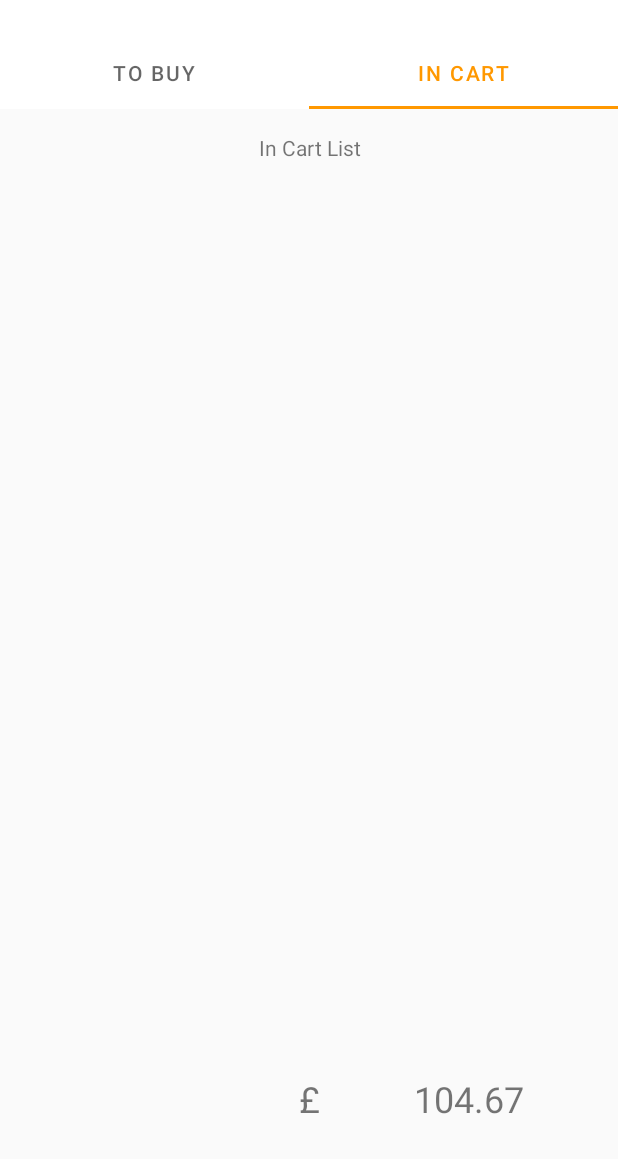
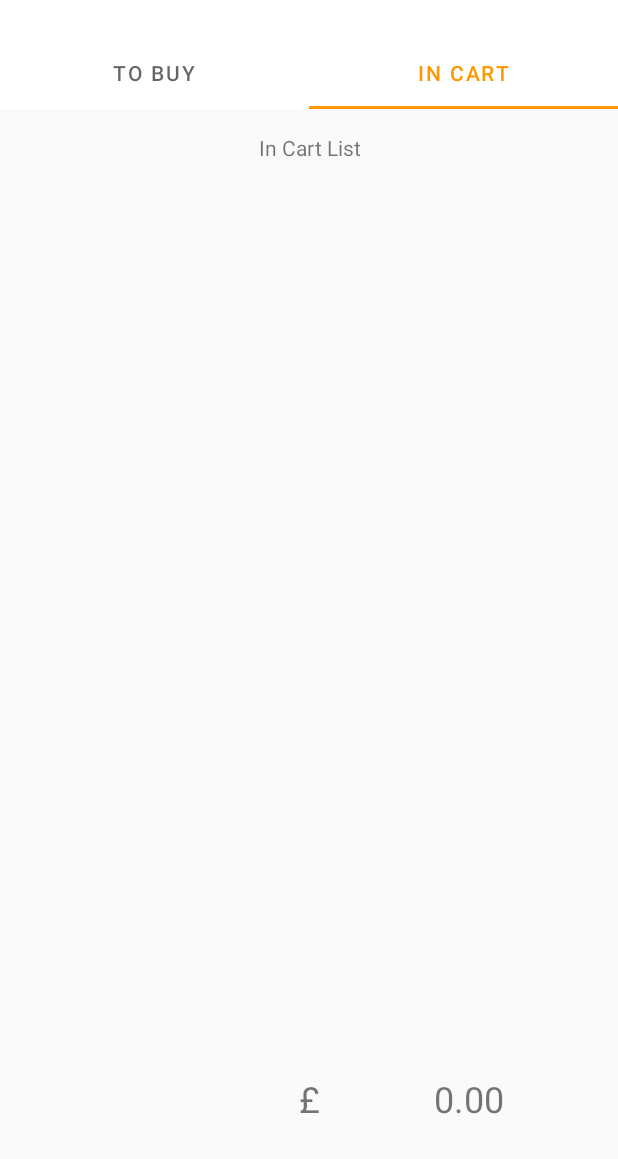
Before and after one commit to alexandrabagi/ListItUp, an Android app: the ShoppingListFragment screen opened directly, with no data from a screen before it, tab 2 chosen, on a phone screen of 412 x 824 dp, the part 77-1236 px from its top. Run offline under Robolectric (Android 15) with nearby library versions, the phone set to English and light mode, and no system bars; our stand-ins replace Room's generated code.

Commit message:
Counting prices in cart

```diff
--- a/app/src/main/java/com/bignerdranch/android/listitup/fragments/CartListFragment.java
+++ b/app/src/main/java/com/bignerdranch/android/listitup/fragments/CartListFragment.java
@@ -3,6 +3,7 @@ package com.bignerdranch.android.listitup.fragments;
 import android.content.Context;
 import android.content.Intent;
 import android.os.Bundle;
+import android.util.Log;
 import android.view.LayoutInflater;
 import android.view.View;
 import android.view.ViewGroup;
@@ -22,6 +23,7 @@ import com.bignerdranch.android.listitup.activities.ItemPagerActivity;
 import com.bignerdranch.android.listitup.room.Item;
 import com.bignerdranch.android.listitup.room.ItemVM;
 
+import java.text.DecimalFormat;
 import java.util.List;
 import java.util.Observable;
 import java.util.Observer;
@@ -35,6 +37,7 @@ import static com.bignerdranch.android.listitup.activities.ItemPagerActivity.EXT
 public class CartListFragment extends Fragment implements Observer {
 
     public static final String ARG_OBJECT = "object";
+    private static final String TAG = "price";
 
     @Override
     public void update(Observable o, Object arg) {
@@ -46,8 +49,12 @@ public class CartListFragment extends Fragment implements Observer {
     private RecyclerView mItemRecyclerView;
     private TextView testText;
     private int tabPosition;
+    private TextView mPriceText;
+    private float totalPrice;
 
     private ItemVM mItemVM;
+
+    private DecimalFormat decimalFormat;
 
     @Override
     public void onCreate(Bundle savedInstanceState) {
@@ -60,7 +67,12 @@ public class CartListFragment extends Fragment implements Observer {
     public View onCreateView(LayoutInflater inflater, ViewGroup container,
                              Bundle savedInstanceState) {
 
+        Log.d(TAG, "CartListFragment onCreateView was called");
         View view = inflater.inflate(R.layout.fragment_cartlist, container, false);
+
+        decimalFormat = new DecimalFormat("0.00");
+
+        mPriceText = view.findViewById(R.id.price_text);
 
         mAdapter = new CartItemAdapter(getActivity());
 
@@ -72,14 +84,27 @@ public class CartListFragment extends Fragment implements Observer {
 //                mAdapter.setItems(shopItems);
 //            }
 //        });
-        mItemVM.getAllCartItems().observe(getViewLifecycleOwner(), shopItems -> mAdapter.setItems(shopItems));
+//        mItemVM.getAllCartItems().observe(getViewLifecycleOwner(), cartItems -> {
+//            mAdapter.setItems(cartItems);
+//            for (Item item : cartItems) {
+//                totalPrice += item.getPrice();
+//                Log.d(TAG, "Item price: " + item.getPrice());
+//                Log.d(TAG, "Total price: " + totalPrice);
+//            }
+//            mPriceText = view.findViewById(R.id.price_text);
+//            mPriceText.setText(decimalFormat.format(totalPrice));
+//            Log.d(TAG, "Total price set");
+//        });
+        updateUI();
+
+
 
         return view;
     }
 
     @Override
     public void onViewCreated(@NonNull View view, @Nullable Bundle savedInstanceState) {
-        System.out.println("ShoppingListFragment onViewCreated was called");
+        Log.d(TAG, "CartListFragment onViewCreated was called");
 
         mItemRecyclerView = view.findViewById(R.id.items_recycler_view);
         mItemRecyclerView.setLayoutManager(new LinearLayoutManager(getActivity()));
@@ -91,7 +116,6 @@ public class CartListFragment extends Fragment implements Observer {
         } else {
             testText.setText("To Buy List");
         }
-        System.out.println("ShoppingListFragment onCreateView was called");
 
         updateUI();
 
@@ -105,7 +129,19 @@ public class CartListFragment extends Fragment implements Observer {
         updateUI();
     }
 
-    private void updateUI() {}
+    private void updateUI() {
+        mItemVM.getAllCartItems().observe(getViewLifecycleOwner(), cartItems -> {
+            totalPrice = 0.00f;
+            mAdapter.setItems(cartItems);
+            for (Item item : cartItems) {
+                totalPrice += (item.getPrice() * item.getQuantity());
+                Log.d(TAG, "Item price: " + item.getPrice());
+                Log.d(TAG, "Total price: " + totalPrice);
+            }
+            mPriceText.setText(decimalFormat.format(totalPrice));
+            Log.d(TAG, "Total price set");
+        });
+    }
 
 
 
@@ -117,6 +153,7 @@ public class CartListFragment extends Fragment implements Observer {
         private TextView itemName;
         private TextView shopName;
         private TextView quantity;
+        private TextView price;
 
         public CartItemHolder(LayoutInflater inflater, ViewGroup parent) {
             super(inflater.inflate(R.layout.list_item, parent, false));
@@ -124,6 +161,7 @@ public class CartListFragment extends Fragment implements Observer {
             mThingNo = itemView.findViewById(R.id.no_item);
             shopName = itemView.findViewById(R.id.where_item);
             quantity = itemView.findViewById(R.id.quantity_item);
+            price = itemView.findViewById(R.id.price_item);
             itemView.setOnClickListener(this);
         }
 
@@ -134,6 +172,7 @@ public class CartListFragment extends Fragment implements Observer {
             itemName.setText(mItem.getName());
             shopName.setText(mItem.getShopName());
             quantity.setText(Integer.toString(mItem.getQuantity()));
+            price.setText(decimalFormat.format(mItem.getPrice()));
         }
 
         /*
@@ -206,12 +245,12 @@ public class CartListFragment extends Fragment implements Observer {
         @Override
         public void onSwiped(RecyclerView.ViewHolder viewHolder, int swipeDir) {
             //Remove swiped item from list and notify the RecyclerView
-            //But where to remove from???
             int position = viewHolder.getAdapterPosition();
             Item itemToRemove = mAdapter.mItems.get(position);
             mItemVM.deleteFromCart(itemToRemove);
             mAdapter.notifyDataSetChanged();
 
+            totalPrice -= itemToRemove.getPrice();
             updateUI();
         }
     };
--- a/app/src/main/java/com/bignerdranch/android/listitup/room/ItemDAO.java
+++ b/app/src/main/java/com/bignerdranch/android/listitup/room/ItemDAO.java
@@ -65,4 +65,7 @@ public interface ItemDAO {
 
     @Query("SELECT * FROM shop_table WHERE bought = 1 AND id = :id")
     LiveData<Item> loadCartItem(int id);
+
+    @Query("SELECT price FROM shop_table WHERE id = :id")
+    float getItemPrice(int id);
 }
--- a/app/src/main/java/com/bignerdranch/android/listitup/room/ItemRepository.java
+++ b/app/src/main/java/com/bignerdranch/android/listitup/room/ItemRepository.java
@@ -101,4 +101,8 @@ public class ItemRepository {
     LiveData<Item> loadCartItem(int id) {
         return mItemDao.loadCartItem(id);
     }
+
+    float getItemPrice(int id) {
+        return mItemDao.getItemPrice(id);
+    }
 }
--- a/app/src/main/java/com/bignerdranch/android/listitup/room/ItemVM.java
+++ b/app/src/main/java/com/bignerdranch/android/listitup/room/ItemVM.java
@@ -88,4 +88,8 @@ public class ItemVM extends AndroidViewModel {
     public void deleteAllCart() {
         mRepository.deleteAllCart();
     }
+
+    public float getItemPrice(int id) {
+        return mRepository.getItemPrice(id);
+    }
 }
--- a/app/src/main/res/layout/dialog_entername.xml
+++ b/app/src/main/res/layout/dialog_entername.xml
@@ -35,7 +35,8 @@
         android:layout_width="match_parent"
         android:layout_marginTop="10dp"
         android:layout_height="wrap_content"
-        android:hint="@string/quantity"/>
+        android:hint="@string/quantity"
+        android:inputType="number"/>
 
     <Spinner
         android:id="@+id/static_spinner2"
--- a/app/src/main/res/layout/fragment_cartlist.xml
+++ b/app/src/main/res/layout/fragment_cartlist.xml
@@ -49,7 +49,7 @@
         android:layout_height="wrap_content"
         android:layout_marginTop="16dp"
         android:layout_marginBottom="24dp"
-        android:text="104.67"
+        android:text="0.00"
         android:textAlignment="center"
         android:textSize="24sp"
         app:layout_constraintBottom_toBottomOf="parent"
```
Also changed, not shown: app/src/main/java/com/bignerdranch/android/listitup/fragments/ShoppingListFragment.java (+5 -13 lines), app/src/main/res/layout/list_item.xml (+11 -2 lines).
